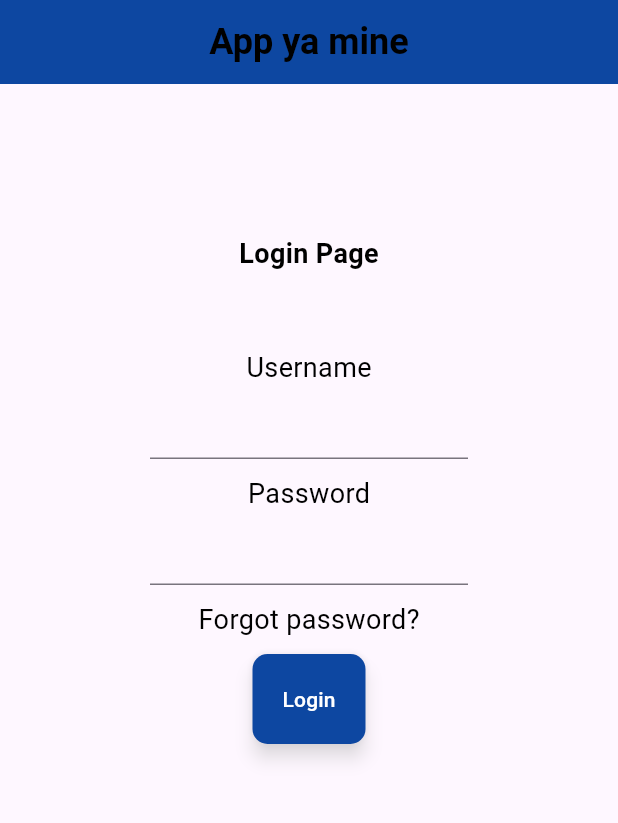
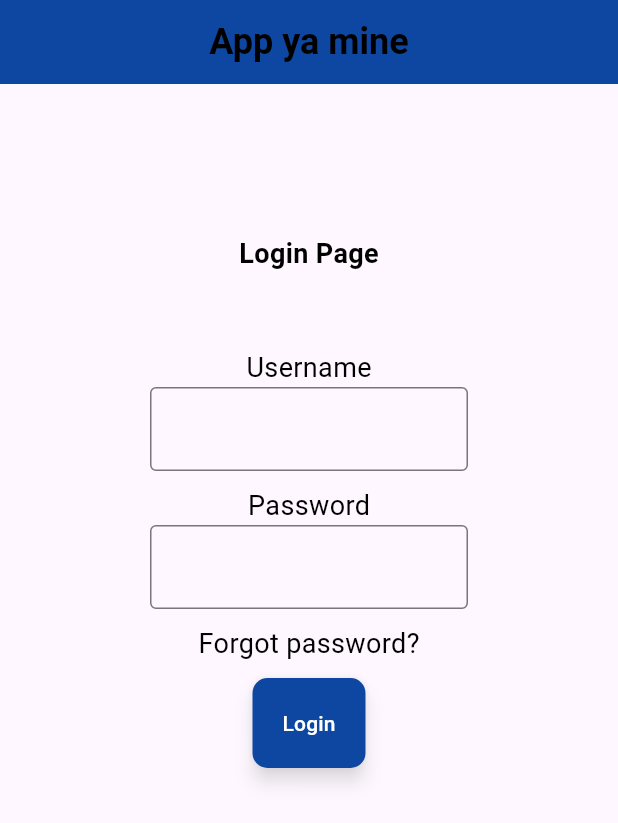
Before and after one commit to eiidoubleyuwes/nimeku-dart-a, a Flutter app: the screen it shows after launch, on a phone screen of 412 x 824 dp. Shown: the top 823 px of the screen. Run offline on Flutter 3.47's test engine with Material 3 defaults, Android fonts, the phone set to English and light mode, and no system bars.

Commit message:
Feat:Added styling for input field
Now the input fields look like boxes instead of lines

```diff
--- a/myapp_flutter/lib/main.dart
+++ b/myapp_flutter/lib/main.dart
@@ -1,5 +1,4 @@
 import 'dart:collection';
-
 import 'package:flutter/material.dart';
 import 'package:myapp_flutter/configs/constants.dart';
 import 'package:myapp_flutter/views/customcontroller.dart';
--- a/myapp_flutter/lib/views/customcontroller.dart
+++ b/myapp_flutter/lib/views/customcontroller.dart
@@ -8,6 +8,9 @@ class CustomTextWidget extends StatelessWidget {
   @override
   Widget build(BuildContext context) {
     return TextField(
+      decoration: InputDecoration(
+        border: OutlineInputBorder()
+      ),
       controller: TextEditingController(),
     );
   }
```
